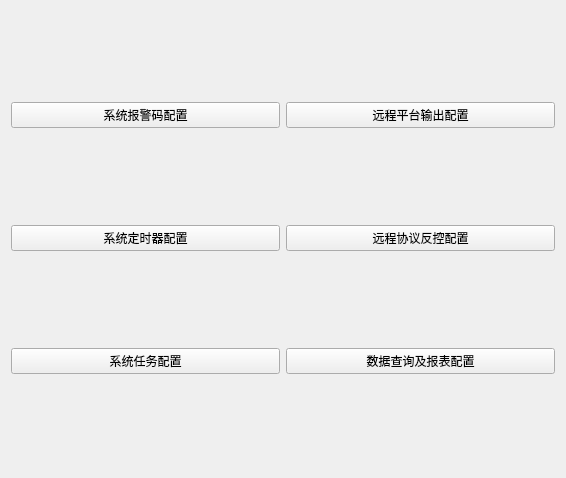
Qt form src/config_ui/qt/src/config/ui/other/other.ui (eth-from-zero/qzy-environmental-monitoring) before a commit.
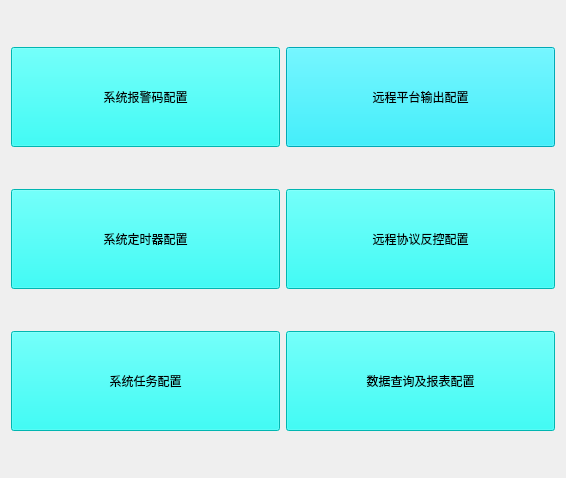
The same form after that commit.

Patch:
```diff
--- a/src/config_ui/qt/src/config/ui/other/other.ui
+++ b/src/config_ui/qt/src/config/ui/other/other.ui
@@ -17,21 +17,48 @@
    <item>
     <layout class="QVBoxLayout" name="verticalLayout">
      <item>
-      <widget class="QPushButton" name="pushButton">
+      <widget class="QPushButton" name="btn_alarm">
+       <property name="minimumSize">
+        <size>
+         <width>100</width>
+         <height>100</height>
+        </size>
+       </property>
+       <property name="styleSheet">
+        <string notr="true">background-color: rgb(0, 255, 248);</string>
+       </property>
        <property name="text">
         <string>系统报警码配置</string>
        </property>
       </widget>
      </item>
      <item>
-      <widget class="QPushButton" name="pushButton_2">
+      <widget class="QPushButton" name="btn_timer">
+       <property name="minimumSize">
+        <size>
+         <width>100</width>
+         <height>100</height>
+        </size>
+       </property>
+       <property name="styleSheet">
+        <string notr="true">background-color: rgb(0, 255, 248);</string>
+       </property>
        <property name="text">
         <string>系统定时器配置</string>
        </property>
       </widget>
      </item>
      <item>
-      <widget class="QPushButton" name="pushButton_5">
+      <widget class="QPushButton" name="btn_systask">
+       <property name="minimumSize">
+        <size>
+         <width>100</width>
+         <height>100</height>
+        </size>
+       </property>
+       <property name="styleSheet">
+        <string notr="true">background-color: rgb(0, 255, 248);</string>
+       </property>
        <property name="text">
         <string>系统任务配置</string>
        </property>
@@ -42,21 +69,48 @@
    <item>
     <layout class="QVBoxLayout" name="verticalLayout_2" stretch="1,1,1">
      <item>
-      <widget class="QPushButton" name="pushButton_3">
+      <widget class="QPushButton" name="btn_remote_plateform">
+       <property name="minimumSize">
+        <size>
+         <width>100</width>
+         <height>100</height>
+        </size>
+       </property>
+       <property name="styleSheet">
+        <string notr="true">background-color: rgb(0, 237, 255);</string>
+       </property>
        <property name="text">
         <string>远程平台输出配置</string>
        </property>
       </widget>
      </item>
      <item>
-      <widget class="QPushButton" name="pushButton_4">
+      <widget class="QPushButton" name="btn_remote_proto">
+       <property name="minimumSize">
+        <size>
+         <width>100</width>
+         <height>100</height>
+        </size>
+       </property>
+       <property name="styleSheet">
+        <string notr="true">background-color: rgb(0, 255, 248);</string>
+       </property>
        <property name="text">
         <string>远程协议反控配置</string>
        </property>
       </widget>
      </item>
      <item>
-      <widget class="QPushButton" name="pushButton_6">
+      <widget class="QPushButton" name="btn_data_query">
+       <property name="minimumSize">
+        <size>
+         <width>100</width>
+         <height>100</height>
+        </size>
+       </property>
+       <property name="styleSheet">
+        <string notr="true">background-color: rgb(0, 255, 248);</string>
+       </property>
        <property name="text">
         <string>数据查询及报表配置</string>
        </property>
```
